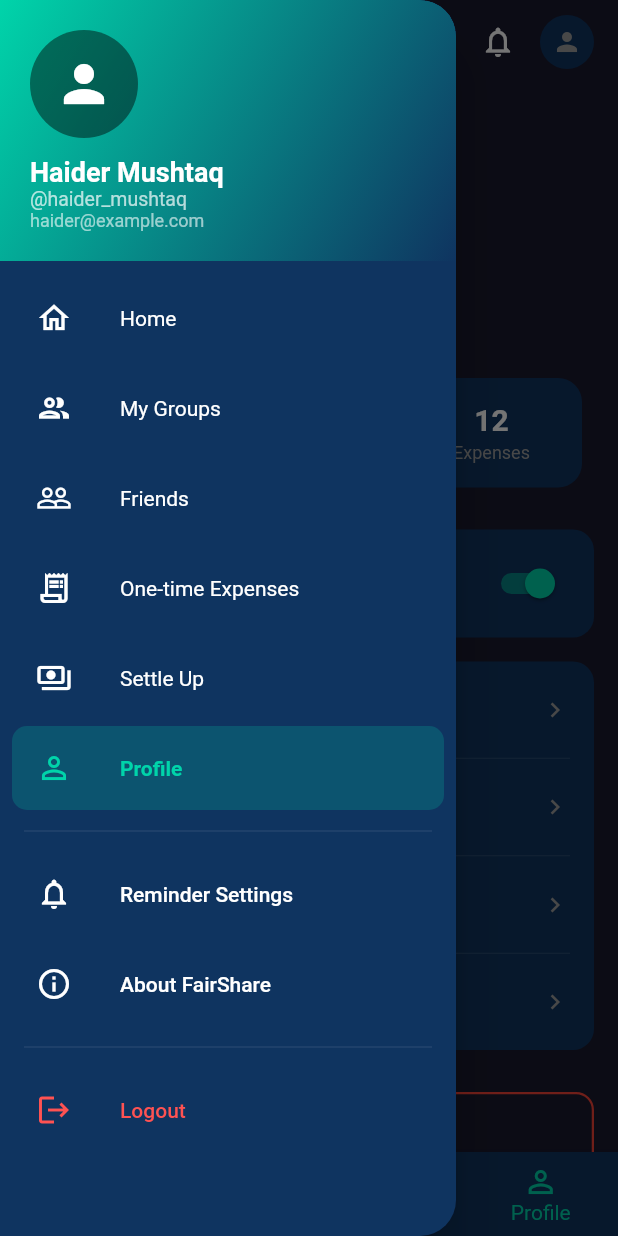
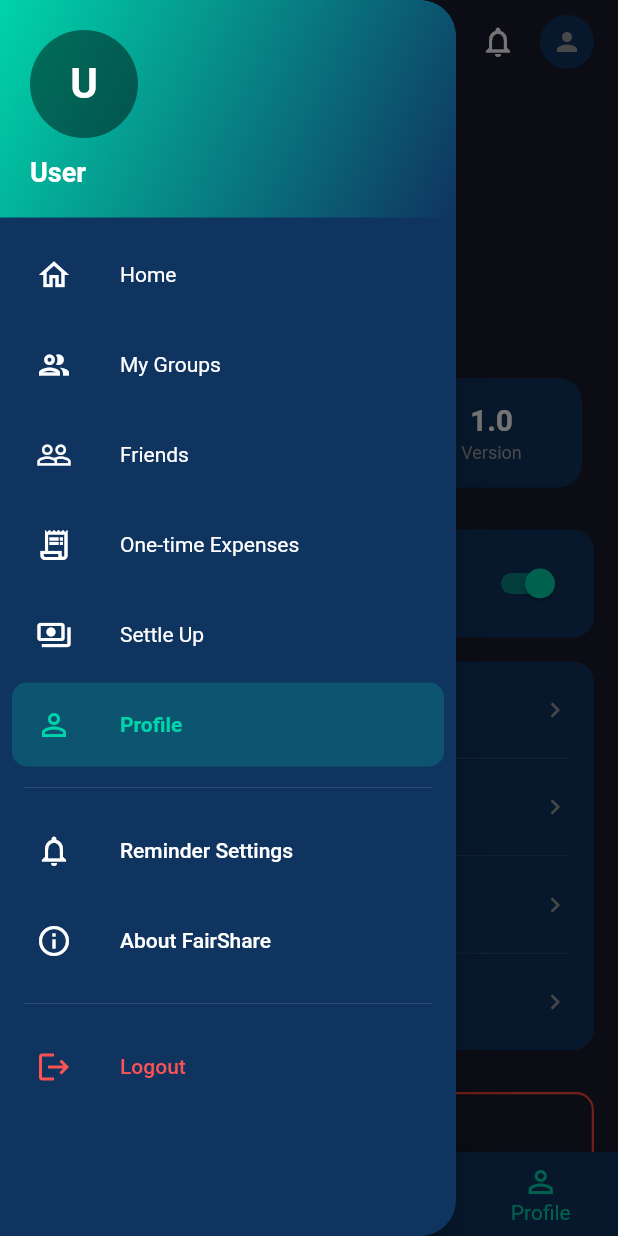
Before and after one commit to Haidermushtaq/splivy, a Flutter app: the DashboardScreen screen opened by its route, item 4 of the bottom bar chosen, with the side drawer open, on a phone screen of 412 x 824 dp. Run offline on Flutter 3.47's test engine with Material 3 defaults, Android fonts, the phone set to English and light mode, and no system bars; our stand-ins replace flutter_dotenv, flutter_local_notifications, flutter_riverpod, lottie, shared_preferences, supabase_flutter and 1 more; accounts and stored records are empty.

Commit message:
fix: remove hardcoded user data and use dynamic values
- app_drawer: load user info from PreferencesService cache
- profile_screen: show real group/friend counts from providers
- email_verification_screen: fix deprecated const children pattern

Co-authored-by: HaiderZahoorr <haiderzahoor808@gmail.com>
Co-authored-by: shumailkhan845 <shumail.kn845@gmail.com>

```diff
--- a/lib/screens/auth/email_verification_screen.dart
+++ b/lib/screens/auth/email_verification_screen.dart
@@ -189,8 +189,8 @@ class _EmailVerificationScreenState extends State<EmailVerificationScreen> {
 
               const SizedBox(height: 24),
 
-              Row(
-                children: const [
+              const Row(
+                children: [
                   Expanded(child: Divider(color: Colors.grey)),
                   Padding(
                     padding: EdgeInsets.symmetric(horizontal: 12),
--- a/lib/screens/profile/profile_screen.dart
+++ b/lib/screens/profile/profile_screen.dart
@@ -1,6 +1,8 @@
 import 'package:flutter/cupertino.dart';
 import 'package:flutter/material.dart';
 import 'package:flutter_riverpod/flutter_riverpod.dart';
+import '../../providers/friends_provider.dart';
+import '../../providers/groups_provider.dart';
 import '../../providers/theme_provider.dart';
 import '../../services/auth_service.dart';
 import '../../services/preferences_service.dart';
@@ -120,6 +122,12 @@ class _ProfileScreenState extends ConsumerState<ProfileScreen> {
   }
 
   Widget _buildStatsRow(Color cardColor) {
+    final groupsAsync = ref.watch(userGroupsProvider);
+    final friendsAsync = ref.watch(friendsListProvider);
+
+    final groupCount = groupsAsync.valueOrNull?.length ?? 0;
+    final friendCount = friendsAsync.valueOrNull?.length ?? 0;
+
     return Container(
       margin: const EdgeInsets.symmetric(horizontal: 24),
       padding: const EdgeInsets.symmetric(vertical: 16),
@@ -129,11 +137,11 @@ class _ProfileScreenState extends ConsumerState<ProfileScreen> {
       ),
       child: Row(
         children: [
-          _StatItem(label: 'Groups', value: '3'),
+          _StatItem(label: 'Groups', value: '$groupCount'),
           _vDivider(),
-          _StatItem(label: 'Friends', value: '4'),
+          _StatItem(label: 'Friends', value: '$friendCount'),
           _vDivider(),
-          _StatItem(label: 'Expenses', value: '12'),
+          const _StatItem(label: 'Version', value: '1.0'),
         ],
       ),
     );
--- a/lib/widgets/app_drawer.dart
+++ b/lib/widgets/app_drawer.dart
@@ -1,5 +1,6 @@
 import 'package:flutter/material.dart';
 import '../services/auth_service.dart';
+import '../services/preferences_service.dart';
 
 class AppDrawer extends StatefulWidget {
   final String currentRoute;
@@ -81,32 +82,55 @@ class _AppDrawerState extends State<AppDrawer> {
         top: MediaQuery.of(context).padding.top + 20,
         bottom: 20,
       ),
-      child: const Column(
+      child: Builder(
+        builder: (context) {
+          final cache = PreferencesService().getUserCache();
+          final fullName = cache['fullName']?.isNotEmpty == true
+              ? cache['fullName']!
+              : 'User';
+          final username = cache['username']?.isNotEmpty == true
+              ? '@${cache['username']}'
+              : '';
+          final email = cache['email'] ?? '';
+          final initial = fullName.isNotEmpty ? fullName[0].toUpperCase() : 'U';
+
+          return Column(
             crossAxisAlignment: CrossAxisAlignment.start,
             children: [
               CircleAvatar(
                 radius: 36,
                 backgroundColor: Colors.black45,
-            child: Icon(Icons.person, color: Colors.white, size: 40),
+                child: Text(
+                  initial,
+                  style: const TextStyle(
+                    color: Colors.white,
+                    fontSize: 28,
+                    fontWeight: FontWeight.bold,
                   ),
-          SizedBox(height: 12),
+                ),
+              ),
+              const SizedBox(height: 12),
               Text(
-            'Haider Mushtaq',
-            style: TextStyle(
+                fullName,
+                style: const TextStyle(
                   color: Colors.white,
                   fontSize: 18,
                   fontWeight: FontWeight.bold,
                 ),
               ),
+              if (username.isNotEmpty)
                 Text(
-            '@haider_mushtaq',
-            style: TextStyle(color: Colors.white70, fontSize: 13),
+                  username,
+                  style: const TextStyle(color: Colors.white70, fontSize: 13),
                 ),
+              if (email.isNotEmpty)
                 Text(
-            'haider@example.com',
-            style: TextStyle(color: Colors.white60, fontSize: 12),
+                  email,
+                  style: const TextStyle(color: Colors.white60, fontSize: 12),
                 ),
             ],
+          );
+        },
       ),
     );
   }
```
Lines whose indentation alone changed are shown as unchanged.
